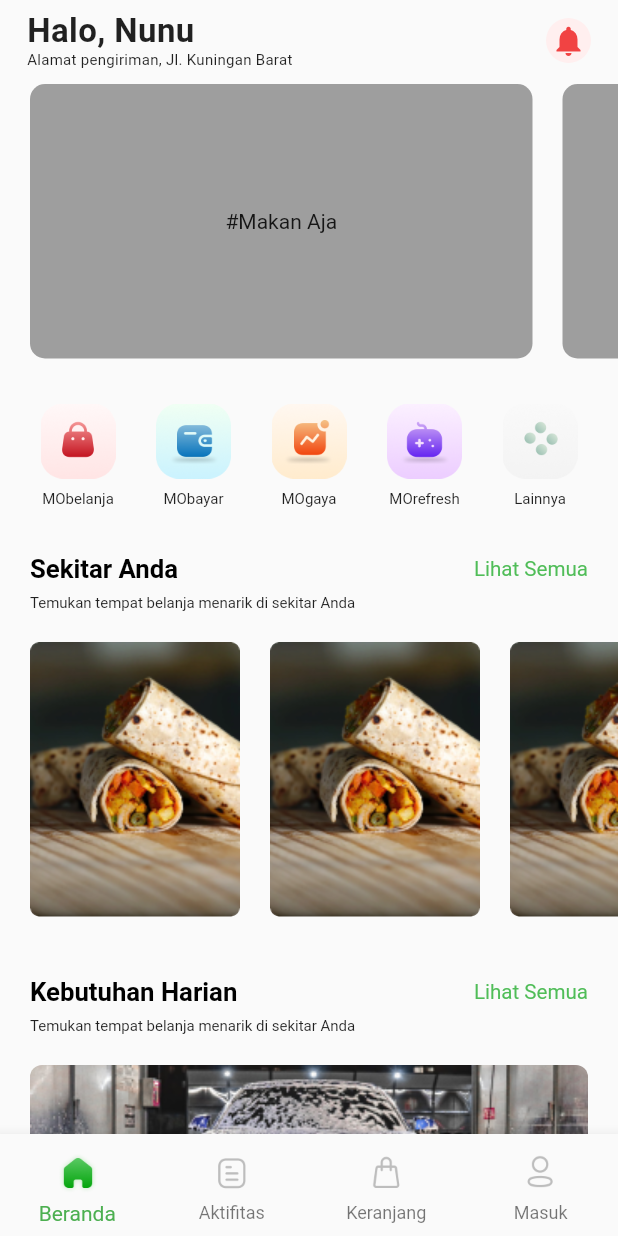
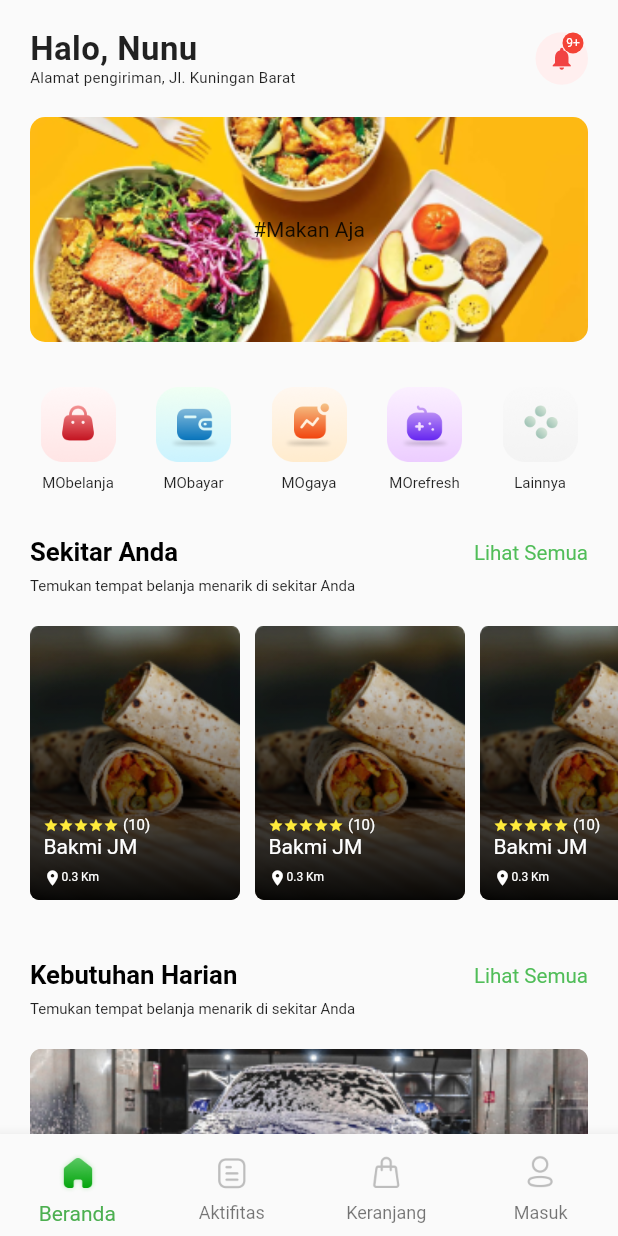
Before and after one commit to hariirawan/revamp-moaja-using-flutter, a Flutter app: the screen it shows after launch, on a phone screen of 412 x 824 dp. Run offline on Flutter 3.47's test engine with Material 2 defaults, Android fonts, the phone set to English and light mode, and no system bars; our stand-ins replace material_design_icons_flutter.

Commit message:
fix design Note(Widget belum dipisah2)

```diff
--- a/lib/main.dart
+++ b/lib/main.dart
@@ -10,6 +10,7 @@ class MyApp extends StatelessWidget {
   @override
   Widget build(BuildContext context) {
     return MaterialApp(
+      debugShowCheckedModeBanner: false,
       theme: ThemeData(
           primaryColor: Colors.green[300], primarySwatch: Colors.green),
       home: Layout(),
--- a/lib/ui/pages/home/home_page.dart
+++ b/lib/ui/pages/home/home_page.dart
@@ -1,11 +1,9 @@
 part of '_home.dart';
 
 class HomePage extends StatelessWidget {
-  List<String> dataDummy = ["1", "2", "3", "4", "5"];
+  final List<String> dataDummy = ["1", "2", "3", "4", "5"];
   @override
   Widget build(BuildContext context) {
-    double width = MediaQuery.of(context).size.width;
-
     return Container(
       child: Scaffold(
           body: Column(
@@ -21,7 +19,7 @@ class HomePage extends StatelessWidget {
               child: ListView(
                 children: <Widget>[
                   // SizedBox(height: 80),
-                  advertisementList(),
+                  advertisementList(context),
                   SizedBox(height: 30),
                   Container(
                     child: Row(
@@ -175,58 +173,6 @@ class HomePage extends StatelessWidget {
         ));
   }
 
-  // Container(
-  //               child: Column(children: [
-  //             Container(
-  //               height: 128,
-  //               width: MediaQuery.of(context).size.width,
-  //               decoration: BoxDecoration(
-  //                   borderRadius: BorderRadius.circular(8),
-  //                   image: DecorationImage(
-  //                       image: AssetImage("assets/image/daily-needs.png"),
-  //                       fit: BoxFit.cover)),
-  //             ),
-  //             SizedBox(
-  //               height: Themes.marginDefault,
-  //             ),
-  //             Row(
-  //               children: [
-  //                 Text("Cuci Salju"),
-  //                 Spacer(),
-  //                 Text("Bintang"),
-  //               ],
-  //             ),
-  //             SizedBox(
-  //               height: Themes.marginDefault,
-  //             ),
-  //             Text(
-  //                 "Cuci mobil kamu gak perlu pusing, pasti hemat dan dijamin bersih! Yuk cobain!"),
-  //             Row(
-  //               mainAxisAlignment: MainAxisAlignment.center,
-  //               children: [
-  //                 Text("Rp.5000"),
-  //                 Spacer(),
-  //                 Container(
-  //                   decoration: BoxDecoration(
-  //                       color: Themes.green,
-  //                       borderRadius: BorderRadius.circular(62)),
-  //                   padding: EdgeInsets.symmetric(horizontal: 14, vertical: 12),
-  //                   child: Text(
-  //                     "Pesan Sekarang",
-  //                     style: TextStyle(
-  //                         fontWeight: FontWeight.bold, color: Colors.white),
-  //                   ),
-  //                 )
-  //               ],
-  //             ),
-  //             Container(
-  //                 margin: EdgeInsets.symmetric(vertical: 21),
-  //                 child: Divider(
-  //                   color: Colors.grey,
-  //                   height: 1,
-  //                 ))
-  //           ])
-
   Widget dailyNeeds(BuildContext context) {
     List<int> data = [1, 2, 3, 4, 5];
 
@@ -249,9 +195,18 @@ class HomePage extends StatelessWidget {
                     ),
                     Row(
                       children: [
-                        Text("Cuci Salju"),
+                        Text(
+                          "Cuci Salju",
+                          style: TextStyle(
+                              fontSize: 14, fontWeight: FontWeight.bold),
+                        ),
                         Spacer(),
-                        Text("Bintang"),
+                        RatingStars(
+                          voteAverage: 3,
+                          color: Color(0xFFF9DE58),
+                          fontColor: Colors.black,
+                          starSize: 20,
+                        ),
                       ],
                     ),
                     SizedBox(
@@ -262,7 +217,10 @@ class HomePage extends StatelessWidget {
                     Row(
                       mainAxisAlignment: MainAxisAlignment.center,
                       children: [
-                        Text("Rp.5000"),
+                        Text(
+                          "Rp.5000",
+                          style: TextStyle(fontWeight: FontWeight.bold),
+                        ),
                         Spacer(),
                         Container(
                           decoration: BoxDecoration(
@@ -301,23 +259,66 @@ class HomePage extends StatelessWidget {
                 width: 140,
                 height: 183,
                 margin: EdgeInsets.only(
-                    left: index == 0
-                        ? Themes.marginDefault
-                        : Themes.marginDefault / 2,
+                    left: index == 0 ? Themes.marginDefault : 5,
                     right: index == dummyData.length - 1
                         ? Themes.marginDefault
-                        : Themes.marginDefault / 2),
+                        : 5),
                 decoration: BoxDecoration(
                     borderRadius: BorderRadius.circular(6),
                     image: DecorationImage(
                         image: AssetImage(dummyData[index].image))),
+                child: Container(
+                  decoration: BoxDecoration(
+                    borderRadius: BorderRadius.circular(6),
+                    gradient: LinearGradient(
+                        begin: Alignment.bottomCenter,
+                        end: Alignment.topCenter,
+                        colors: [
+                          Colors.black.withOpacity(0.9),
+                          Colors.black.withOpacity(0)
+                        ]),
+                  ),
+                  child: Padding(
+                    padding:
+                        const EdgeInsets.only(left: 9, right: 9, bottom: 9),
+                    child: Column(
+                      mainAxisAlignment: MainAxisAlignment.end,
+                      crossAxisAlignment: CrossAxisAlignment.start,
+                      children: [
+                        RatingStars(
+                          voteAverage: 20,
+                        ),
+                        Text(
+                          "Bakmi JM",
+                          style: TextStyle(color: Colors.white),
+                        ),
+                        SizedBox(
+                          height: 7,
+                        ),
+                        Row(
+                          children: [
+                            Icon(
+                              Icons.location_on,
+                              color: Colors.white,
+                              size: 12,
+                            ),
+                            Text("0.3 Km",
+                                style:
+                                    TextStyle(fontSize: 8, color: Colors.white))
+                          ],
+                        )
+                      ],
+                    ),
+                  ),
+                ),
               );
             }));
   }
 
-  Widget advertisementList() {
+  Widget advertisementList(BuildContext context) {
+    double width = MediaQuery.of(context).size.width;
     return SizedBox(
-      height: 183,
+      height: 150,
       child: ListView.builder(
           scrollDirection: Axis.horizontal,
           itemCount: dataDummy.length,
@@ -327,9 +328,12 @@ class HomePage extends StatelessWidget {
                   left: index == 0 ? 20 : 10,
                   right: dataDummy.length - 1 == index ? 20 : 10),
               decoration: BoxDecoration(
-                  color: Colors.grey, borderRadius: BorderRadius.circular(10)),
+                  image: DecorationImage(
+                      image: AssetImage('assets/image/banner.png'),
+                      fit: BoxFit.cover),
+                  borderRadius: BorderRadius.circular(10)),
               height: 183,
-              width: 335,
+              width: width - Themes.marginDefault - Themes.marginDefault,
               child: Center(child: Text("#Makan Aja")),
             );
           }),
--- a/lib/ui/widget/_widget.dart
+++ b/lib/ui/widget/_widget.dart
@@ -1,7 +1,9 @@
 import 'package:flutter/material.dart';
+import 'package:material_design_icons_flutter/material_design_icons_flutter.dart';
 import 'package:mo_aja/shared/_shared.dart';
 
 part 'login_button.dart';
 part 'separator.dart';
 part 'app_bar_ui.dart';
 part 'title_view.dart';
+part 'rating_stars.dart';
--- a/lib/ui/widget/app_bar_ui.dart
+++ b/lib/ui/widget/app_bar_ui.dart
@@ -3,8 +3,9 @@ part of '_widget.dart';
 class AppBarUI extends StatelessWidget {
   @override
   Widget build(BuildContext context) {
-    return Padding(
-      padding: const EdgeInsets.only(top: 8.0, left: 18, right: 18, bottom: 10),
+    return Container(
+      // decoration: BoxDecoration(border: Border.all(color: Colors.grey)),
+      padding: EdgeInsets.all(20.0),
       child: Row(
         children: <Widget>[
           Expanded(
@@ -33,16 +34,35 @@ class AppBarUI extends StatelessWidget {
               ],
             ),
           ),
+          Stack(
+            children: [
               Container(
-            width: 30,
-            height: 30,
+                width: 35,
+                height: 35,
                 decoration: BoxDecoration(
                     color: Color(0xFFFFEFEF),
-                borderRadius: BorderRadius.circular(30)),
+                    borderRadius: BorderRadius.circular(35)),
                 child: Icon(
                   Icons.notifications,
                   color: Color(0xFFF14343),
+                  size: 18,
                 ),
+              ),
+              Positioned(
+                  top: 0.1,
+                  right: 3.0,
+                  child: Container(
+                    height: 14,
+                    width: 14,
+                    decoration: BoxDecoration(
+                        borderRadius: BorderRadius.circular(50),
+                        color: Colors.red),
+                    child: Center(
+                      child: Text("9+",
+                          style: TextStyle(fontSize: 8, color: Colors.white)),
+                    ),
+                  ))
+            ],
           )
         ],
       ),
--- /dev/null
+++ b/lib/ui/widget/rating_stars.dart
@@ -0,0 +1,43 @@
+part of '_widget.dart';
+
+class RatingStars extends StatelessWidget {
+  final double voteAverage;
+  final double starSize;
+  final double fontSize;
+  final MainAxisAlignment alignment;
+  final Color color;
+  final Color fontColor;
+
+  RatingStars(
+      {this.voteAverage = 0,
+      this.starSize = 10,
+      this.fontSize = 12,
+      this.fontColor = Colors.white,
+      this.alignment = MainAxisAlignment.start,
+      this.color = Colors.yellow});
+
+  @override
+  Widget build(BuildContext context) {
+    int n = (voteAverage / 2).round();
+
+    List<Widget> widgets = List.generate(
+        5,
+        (index) => Icon(
+              index < n ? Icons.star : MdiIcons.starOutline,
+              color: color,
+              size: starSize,
+            ));
+
+    widgets.add(SizedBox(
+      width: 3,
+    ));
+    widgets.add(Text(
+      "(10)",
+      style: TextStyle(color: fontColor, fontSize: 10),
+    ));
+    return Row(
+      mainAxisAlignment: alignment,
+      children: widgets,
+    );
+  }
+}
```
Also changed, not shown: assets/image/banner.png (added). Lines whose indentation alone changed are shown as unchanged.
